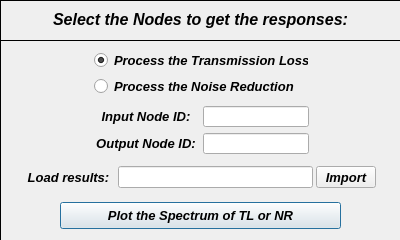
Qt form pulse/uix/user_input/ui/plot_TL_NR_Input.ui (open-pulse/OpenPulse) before a commit.
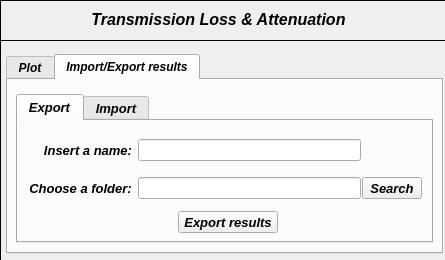
The same form after that commit. The open tabs and pages were chosen to show the change. Icons and pictures are not drawn.

Commit message: TL/Attenuation - full operational

The edit to the form file:
```diff
--- a/pulse/uix/user_input/ui/plot_TL_NR_Input.ui
+++ b/pulse/uix/user_input/ui/plot_TL_NR_Input.ui
@@ -9,8 +9,8 @@
    <rect>
     <x>0</x>
     <y>0</y>
-    <width>400</width>
-    <height>240</height>
+    <width>445</width>
+    <height>260</height>
    </rect>
   </property>
   <property name="sizePolicy">
@@ -21,14 +21,14 @@
   </property>
   <property name="minimumSize">
    <size>
-    <width>400</width>
-    <height>240</height>
+    <width>445</width>
+    <height>260</height>
    </size>
   </property>
   <property name="maximumSize">
    <size>
-    <width>400</width>
-    <height>240</height>
+    <width>445</width>
+    <height>260</height>
    </size>
   </property>
   <property name="contextMenuPolicy">
@@ -49,8 +49,8 @@
     <rect>
      <x>0</x>
      <y>0</y>
-     <width>401</width>
-     <height>247</height>
+     <width>453</width>
+     <height>265</height>
     </rect>
    </property>
    <property name="font">
@@ -63,10 +63,16 @@
      <rect>
       <x>0</x>
       <y>0</y>
-      <width>401</width>
+      <width>450</width>
       <height>41</height>
      </rect>
     </property>
+    <property name="minimumSize">
+     <size>
+      <width>450</width>
+      <height>0</height>
+     </size>
+    </property>
     <property name="frameShape">
      <enum>QFrame::Box</enum>
     </property>
@@ -79,7 +85,7 @@
     <widget class="QLabel" name="label">
      <property name="geometry">
       <rect>
-       <x>10</x>
+       <x>28</x>
        <y>8</y>
        <width>381</width>
        <height>23</height>
@@ -92,7 +98,7 @@
       </font>
      </property>
      <property name="text">
-      <string>&lt;html&gt;&lt;head/&gt;&lt;body&gt;&lt;p&gt;&lt;span style=&quot; font-size:12pt; font-weight:600; font-style:italic;&quot;&gt;Select the Nodes to get the responses:&lt;/span&gt;&lt;/p&gt;&lt;/body&gt;&lt;/html&gt;</string>
+      <string>&lt;html&gt;&lt;head/&gt;&lt;body&gt;&lt;p align=&quot;center&quot;&gt;&lt;span style=&quot; font-size:12pt; font-weight:600; font-style:italic;&quot;&gt;Transmission Loss &amp;amp; Attenuation&lt;/span&gt;&lt;/p&gt;&lt;/body&gt;&lt;/html&gt;</string>
      </property>
      <property name="textFormat">
       <enum>Qt::AutoText</enum>
@@ -107,28 +113,80 @@
      <rect>
       <x>0</x>
       <y>40</y>
-      <width>401</width>
-      <height>203</height>
+      <width>450</width>
+      <height>221</height>
      </rect>
     </property>
+    <property name="minimumSize">
+     <size>
+      <width>450</width>
+      <height>0</height>
+     </size>
+    </property>
     <property name="frameShape">
      <enum>QFrame::Box</enum>
     </property>
     <property name="frameShadow">
      <enum>QFrame::Plain</enum>
     </property>
-    <widget class="QPushButton" name="pushButton">
+    <widget class="QTabWidget" name="tabWidget_plot_results">
      <property name="geometry">
       <rect>
-       <x>60</x>
-       <y>162</y>
-       <width>281</width>
-       <height>27</height>
+       <x>6</x>
+       <y>14</y>
+       <width>437</width>
+       <height>200</height>
       </rect>
      </property>
+     <property name="minimumSize">
+      <size>
+       <width>430</width>
+       <height>200</height>
+      </size>
+     </property>
+     <property name="maximumSize">
+      <size>
+       <width>440</width>
+       <height>200</height>
+      </size>
+     </property>
      <property name="font">
       <font>
        <family>Arial</family>
+       <pointsize>9</pointsize>
+       <weight>75</weight>
+       <italic>true</italic>
+       <bold>true</bold>
+      </font>
+     </property>
+     <property name="currentIndex">
+      <number>0</number>
+     </property>
+     <widget class="QWidget" name="tab_plot">
+      <attribute name="title">
+       <string>Plot</string>
+      </attribute>
+      <widget class="QWidget" name="verticalLayoutWidget_4">
+       <property name="geometry">
+        <rect>
+         <x>108</x>
+         <y>14</y>
+         <width>214</width>
+         <height>48</height>
+        </rect>
+       </property>
+       <layout class="QVBoxLayout" name="verticalLayout_4">
+        <item>
+         <widget class="QRadioButton" name="radioButton_TL">
+          <property name="maximumSize">
+           <size>
+            <width>270</width>
+            <height>20</height>
+           </size>
+          </property>
+          <property name="font">
+           <font>
+            <family>Arial</family>
        <pointsize>10</pointsize>
        <weight>75</weight>
        <italic>true</italic>
@@ -136,16 +194,53 @@
       </font>
      </property>
      <property name="text">
-      <string>Plot the Spectrum of TL or NR</string>
-     </property>
+           <string>Process the Transmission Loss</string>
+          </property>
+          <property name="iconSize">
+           <size>
+            <width>30</width>
+            <height>30</height>
+           </size>
+          </property>
+          <property name="checked">
+           <bool>true</bool>
+          </property>
+         </widget>
+        </item>
+        <item>
+         <widget class="QRadioButton" name="radioButton_NR">
+          <property name="maximumSize">
+           <size>
+            <width>270</width>
+            <height>20</height>
+           </size>
+          </property>
+          <property name="font">
+           <font>
+            <family>Arial</family>
+            <pointsize>10</pointsize>
+            <weight>75</weight>
+            <italic>true</italic>
+            <bold>true</bold>
+           </font>
+          </property>
+          <property name="text">
+           <string>Process the Noise Reduction</string>
+          </property>
+          <property name="checked">
+           <bool>false</bool>
+          </property>
+         </widget>
+        </item>
+       </layout>
     </widget>
     <widget class="QWidget" name="formLayoutWidget">
      <property name="geometry">
       <rect>
-       <x>96</x>
-       <y>66</y>
-       <width>213</width>
-       <height>48</height>
+         <x>122</x>
+         <y>74</y>
+         <width>183</width>
+         <height>52</height>
       </rect>
      </property>
      <layout class="QGridLayout" name="gridLayout">
@@ -176,6 +271,15 @@
       </item>
       <item row="0" column="1">
        <widget class="QLineEdit" name="lineEdit_inputNodeID">
+          <property name="font">
+           <font>
+            <family>Arial</family>
+            <pointsize>10</pointsize>
+            <weight>50</weight>
+            <italic>false</italic>
+            <bold>false</bold>
+           </font>
+          </property>
         <property name="layoutDirection">
          <enum>Qt::LeftToRight</enum>
         </property>
@@ -205,6 +309,355 @@
       </item>
       <item row="1" column="1">
        <widget class="QLineEdit" name="lineEdit_outputNodeID">
+          <property name="font">
+           <font>
+            <pointsize>10</pointsize>
+            <weight>50</weight>
+            <italic>false</italic>
+            <bold>false</bold>
+           </font>
+          </property>
+          <property name="layoutDirection">
+           <enum>Qt::LeftToRight</enum>
+          </property>
+          <property name="alignment">
+           <set>Qt::AlignCenter</set>
+          </property>
+         </widget>
+        </item>
+       </layout>
+      </widget>
+      <widget class="QPushButton" name="pushButton">
+       <property name="geometry">
+        <rect>
+         <x>72</x>
+         <y>136</y>
+         <width>281</width>
+         <height>27</height>
+        </rect>
+       </property>
+       <property name="font">
+        <font>
+         <family>Arial</family>
+         <pointsize>10</pointsize>
+         <weight>75</weight>
+         <italic>true</italic>
+         <bold>true</bold>
+        </font>
+       </property>
+       <property name="text">
+        <string>Plot the spectrum of TL or NR</string>
+       </property>
+      </widget>
+     </widget>
+     <widget class="QWidget" name="tab_export_import">
+      <attribute name="title">
+       <string>Import/Export results</string>
+      </attribute>
+      <widget class="QTabWidget" name="tabWidget_2">
+       <property name="geometry">
+        <rect>
+         <x>8</x>
+         <y>14</y>
+         <width>417</width>
+         <height>149</height>
+        </rect>
+       </property>
+       <property name="font">
+        <font>
+         <family>Arial</family>
+         <pointsize>10</pointsize>
+         <weight>75</weight>
+         <italic>true</italic>
+         <bold>true</bold>
+        </font>
+       </property>
+       <property name="currentIndex">
+        <number>0</number>
+       </property>
+       <widget class="QWidget" name="tab_3">
+        <attribute name="title">
+         <string>Export</string>
+        </attribute>
+        <widget class="QWidget" name="verticalLayoutWidget_8">
+         <property name="geometry">
+          <rect>
+           <x>344</x>
+           <y>54</y>
+           <width>60</width>
+           <height>27</height>
+          </rect>
+         </property>
+         <layout class="QVBoxLayout" name="verticalLayout_8">
+          <item>
+           <widget class="QToolButton" name="toolButton_ChooseFolderExport">
+            <property name="maximumSize">
+             <size>
+              <width>100</width>
+              <height>16777215</height>
+             </size>
+            </property>
+            <property name="font">
+             <font>
+              <family>Arial</family>
+              <pointsize>10</pointsize>
+              <weight>75</weight>
+              <italic>true</italic>
+              <bold>true</bold>
+             </font>
+            </property>
+            <property name="text">
+             <string>Search</string>
+            </property>
+           </widget>
+          </item>
+         </layout>
+        </widget>
+        <widget class="QWidget" name="verticalLayoutWidget_2">
+         <property name="geometry">
+          <rect>
+           <x>4</x>
+           <y>54</y>
+           <width>117</width>
+           <height>27</height>
+          </rect>
+         </property>
+         <layout class="QVBoxLayout" name="verticalLayout_2">
+          <item>
+           <widget class="QLabel" name="label_5">
+            <property name="minimumSize">
+             <size>
+              <width>85</width>
+              <height>20</height>
+             </size>
+            </property>
+            <property name="maximumSize">
+             <size>
+              <width>200</width>
+              <height>20</height>
+             </size>
+            </property>
+            <property name="font">
+             <font>
+              <family>Arial</family>
+              <pointsize>10</pointsize>
+              <weight>75</weight>
+              <italic>true</italic>
+              <bold>true</bold>
+             </font>
+            </property>
+            <property name="text">
+             <string>Choose a folder:</string>
+            </property>
+            <property name="alignment">
+             <set>Qt::AlignCenter</set>
+            </property>
+           </widget>
+          </item>
+         </layout>
+        </widget>
+        <widget class="QWidget" name="verticalLayoutWidget_7">
+         <property name="geometry">
+          <rect>
+           <x>120</x>
+           <y>54</y>
+           <width>223</width>
+           <height>27</height>
+          </rect>
+         </property>
+         <layout class="QVBoxLayout" name="verticalLayout_7">
+          <item>
+           <widget class="QLineEdit" name="lineEdit_SaveResultsPath">
+            <property name="font">
+             <font>
+              <pointsize>8</pointsize>
+              <weight>50</weight>
+              <italic>false</italic>
+              <bold>false</bold>
+             </font>
+            </property>
+            <property name="layoutDirection">
+             <enum>Qt::LeftToRight</enum>
+            </property>
+            <property name="alignment">
+             <set>Qt::AlignCenter</set>
+            </property>
+           </widget>
+          </item>
+         </layout>
+        </widget>
+        <widget class="QWidget" name="verticalLayoutWidget_3">
+         <property name="geometry">
+          <rect>
+           <x>20</x>
+           <y>16</y>
+           <width>102</width>
+           <height>27</height>
+          </rect>
+         </property>
+         <layout class="QVBoxLayout" name="verticalLayout_3">
+          <item>
+           <widget class="QLabel" name="label_6">
+            <property name="minimumSize">
+             <size>
+              <width>100</width>
+              <height>20</height>
+             </size>
+            </property>
+            <property name="maximumSize">
+             <size>
+              <width>90</width>
+              <height>20</height>
+             </size>
+            </property>
+            <property name="font">
+             <font>
+              <family>Arial</family>
+              <pointsize>10</pointsize>
+              <weight>75</weight>
+              <italic>true</italic>
+              <bold>true</bold>
+             </font>
+            </property>
+            <property name="text">
+             <string>Insert a name:</string>
+            </property>
+            <property name="scaledContents">
+             <bool>false</bool>
+            </property>
+            <property name="alignment">
+             <set>Qt::AlignCenter</set>
+            </property>
+           </widget>
+          </item>
+         </layout>
+        </widget>
+        <widget class="QWidget" name="verticalLayoutWidget_16">
+         <property name="geometry">
+          <rect>
+           <x>120</x>
+           <y>16</y>
+           <width>223</width>
+           <height>27</height>
+          </rect>
+         </property>
+         <layout class="QVBoxLayout" name="verticalLayout_16">
+          <item>
+           <widget class="QLineEdit" name="lineEdit_FileName">
+            <property name="font">
+             <font>
+              <pointsize>8</pointsize>
+              <weight>50</weight>
+              <italic>false</italic>
+              <bold>false</bold>
+             </font>
+            </property>
+            <property name="layoutDirection">
+             <enum>Qt::LeftToRight</enum>
+            </property>
+            <property name="text">
+             <string/>
+            </property>
+            <property name="alignment">
+             <set>Qt::AlignCenter</set>
+            </property>
+           </widget>
+          </item>
+         </layout>
+        </widget>
+        <widget class="QWidget" name="verticalLayoutWidget_17">
+         <property name="geometry">
+          <rect>
+           <x>160</x>
+           <y>88</y>
+           <width>102</width>
+           <height>27</height>
+          </rect>
+         </property>
+         <layout class="QVBoxLayout" name="verticalLayout_17">
+          <item>
+           <widget class="QToolButton" name="toolButton_ExportResults">
+            <property name="maximumSize">
+             <size>
+              <width>100</width>
+              <height>16777215</height>
+             </size>
+            </property>
+            <property name="font">
+             <font>
+              <family>Arial</family>
+              <pointsize>10</pointsize>
+              <weight>75</weight>
+              <italic>true</italic>
+              <bold>true</bold>
+             </font>
+            </property>
+            <property name="text">
+             <string>Export results</string>
+            </property>
+           </widget>
+          </item>
+         </layout>
+        </widget>
+       </widget>
+       <widget class="QWidget" name="tab_4">
+        <attribute name="title">
+         <string>Import</string>
+        </attribute>
+        <widget class="QWidget" name="verticalLayoutWidget_6">
+         <property name="geometry">
+          <rect>
+           <x>334</x>
+           <y>28</y>
+           <width>62</width>
+           <height>27</height>
+          </rect>
+         </property>
+         <layout class="QVBoxLayout" name="verticalLayout_6">
+          <item>
+           <widget class="QToolButton" name="toolButton_ChooseFolderImport">
+            <property name="maximumSize">
+             <size>
+              <width>60</width>
+              <height>16777215</height>
+             </size>
+            </property>
+            <property name="font">
+             <font>
+              <family>Arial</family>
+              <pointsize>10</pointsize>
+              <weight>75</weight>
+              <italic>true</italic>
+              <bold>true</bold>
+             </font>
+            </property>
+            <property name="text">
+             <string>Search</string>
+            </property>
+           </widget>
+          </item>
+         </layout>
+        </widget>
+        <widget class="QWidget" name="verticalLayoutWidget_5">
+         <property name="geometry">
+          <rect>
+           <x>102</x>
+           <y>28</y>
+           <width>231</width>
+           <height>27</height>
+          </rect>
+         </property>
+         <layout class="QVBoxLayout" name="verticalLayout_5">
+          <item>
+           <widget class="QLineEdit" name="lineEdit_ImportResultsPath">
+            <property name="font">
+             <font>
+              <pointsize>7</pointsize>
+              <weight>50</weight>
+              <italic>false</italic>
+              <bold>false</bold>
+             </font>
+            </property>
         <property name="layoutDirection">
          <enum>Qt::LeftToRight</enum>
         </property>
@@ -218,9 +671,9 @@
     <widget class="QWidget" name="verticalLayoutWidget">
      <property name="geometry">
       <rect>
-       <x>26</x>
-       <y>124</y>
-       <width>87</width>
+           <x>10</x>
+           <y>28</y>
+           <width>93</width>
        <height>27</height>
       </rect>
      </property>
@@ -235,7 +688,7 @@
         </property>
         <property name="maximumSize">
          <size>
-          <width>85</width>
+              <width>90</width>
           <height>20</height>
          </size>
         </property>
@@ -258,46 +711,15 @@
       </item>
      </layout>
     </widget>
-    <widget class="QWidget" name="verticalLayoutWidget_5">
+        <widget class="QPushButton" name="pushButton_AddImportedPlot">
      <property name="geometry">
       <rect>
-       <x>118</x>
-       <y>124</y>
-       <width>195</width>
+           <x>64</x>
+           <y>72</y>
+           <width>281</width>
        <height>27</height>
       </rect>
      </property>
-     <layout class="QVBoxLayout" name="verticalLayout_5">
-      <item>
-       <widget class="QLineEdit" name="lineEdit_resultsPath">
-        <property name="layoutDirection">
-         <enum>Qt::LeftToRight</enum>
-        </property>
-        <property name="alignment">
-         <set>Qt::AlignCenter</set>
-        </property>
-       </widget>
-      </item>
-     </layout>
-    </widget>
-    <widget class="QWidget" name="verticalLayoutWidget_6">
-     <property name="geometry">
-      <rect>
-       <x>316</x>
-       <y>124</y>
-       <width>62</width>
-       <height>27</height>
-      </rect>
-     </property>
-     <layout class="QVBoxLayout" name="verticalLayout_6">
-      <item>
-       <widget class="QToolButton" name="toolButton_Import">
-        <property name="maximumSize">
-         <size>
-          <width>60</width>
-          <height>16777215</height>
-         </size>
-        </property>
         <property name="font">
          <font>
           <family>Arial</family>
@@ -308,79 +730,12 @@
          </font>
         </property>
         <property name="text">
-         <string>Import</string>
-        </property>
-       </widget>
-      </item>
-     </layout>
-    </widget>
-    <widget class="QWidget" name="verticalLayoutWidget_4">
-     <property name="geometry">
-      <rect>
-       <x>94</x>
-       <y>10</y>
-       <width>214</width>
-       <height>48</height>
-      </rect>
-     </property>
-     <layout class="QVBoxLayout" name="verticalLayout_4">
-      <item>
-       <widget class="QRadioButton" name="radioButton_TL">
-        <property name="maximumSize">
-         <size>
-          <width>270</width>
-          <height>20</height>
-         </size>
-        </property>
-        <property name="font">
-         <font>
-          <family>Arial</family>
-          <pointsize>10</pointsize>
-          <weight>75</weight>
-          <italic>true</italic>
-          <bold>true</bold>
-         </font>
-        </property>
-        <property name="text">
-         <string>Process the Transmission Loss</string>
-        </property>
-        <property name="iconSize">
-         <size>
-          <width>30</width>
-          <height>30</height>
-         </size>
-        </property>
-        <property name="checked">
-         <bool>true</bool>
-        </property>
-       </widget>
-      </item>
-      <item>
-       <widget class="QRadioButton" name="radioButton_NR">
-        <property name="maximumSize">
-         <size>
-          <width>270</width>
-          <height>20</height>
-         </size>
-        </property>
-        <property name="font">
-         <font>
-          <family>Arial</family>
-          <pointsize>10</pointsize>
-          <weight>75</weight>
-          <italic>true</italic>
-          <bold>true</bold>
-         </font>
-        </property>
-        <property name="text">
-         <string>Process the Noise Reduction</string>
-        </property>
-        <property name="checked">
-         <bool>false</bool>
-        </property>
-       </widget>
-      </item>
-     </layout>
+          <string>Add imported results to the main plot</string>
+         </property>
+        </widget>
+       </widget>
+      </widget>
+     </widget>
     </widget>
    </widget>
   </widget>
```
Left out of the diff: 2 changed lines with no effect on the pictures. Lines whose indentation alone changed are shown as unchanged. The commit also changes 5 other files.
